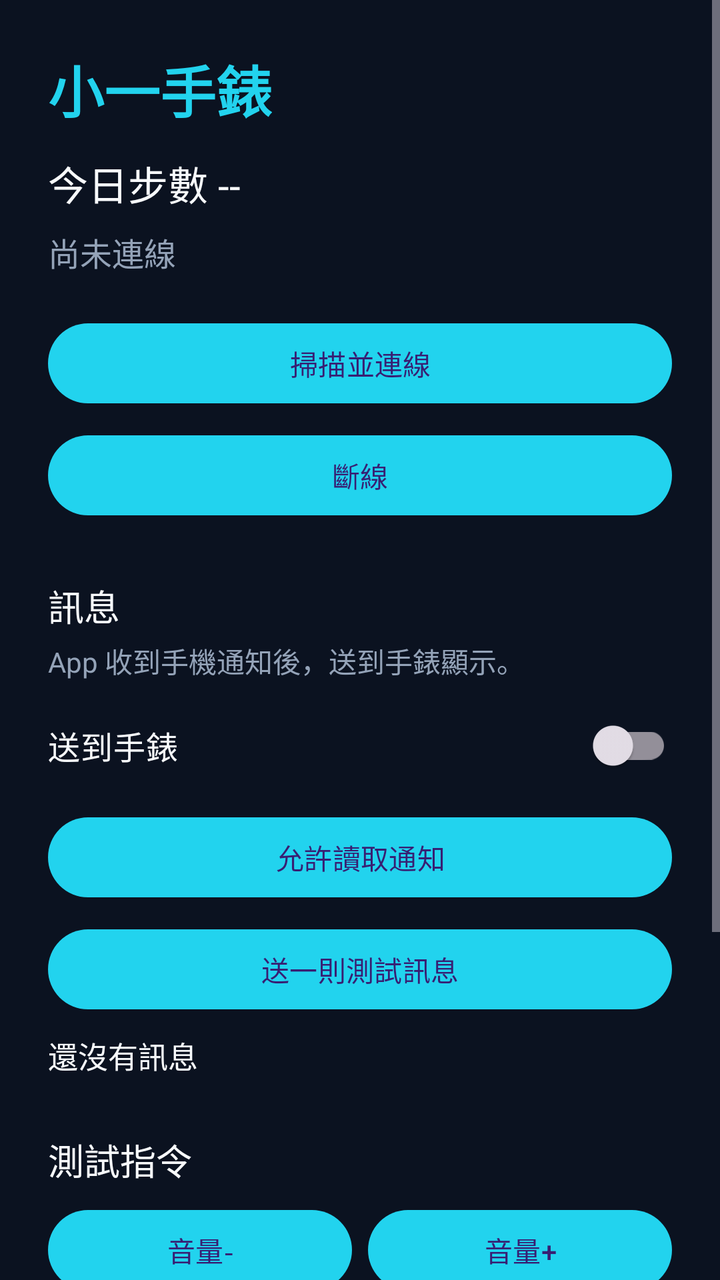
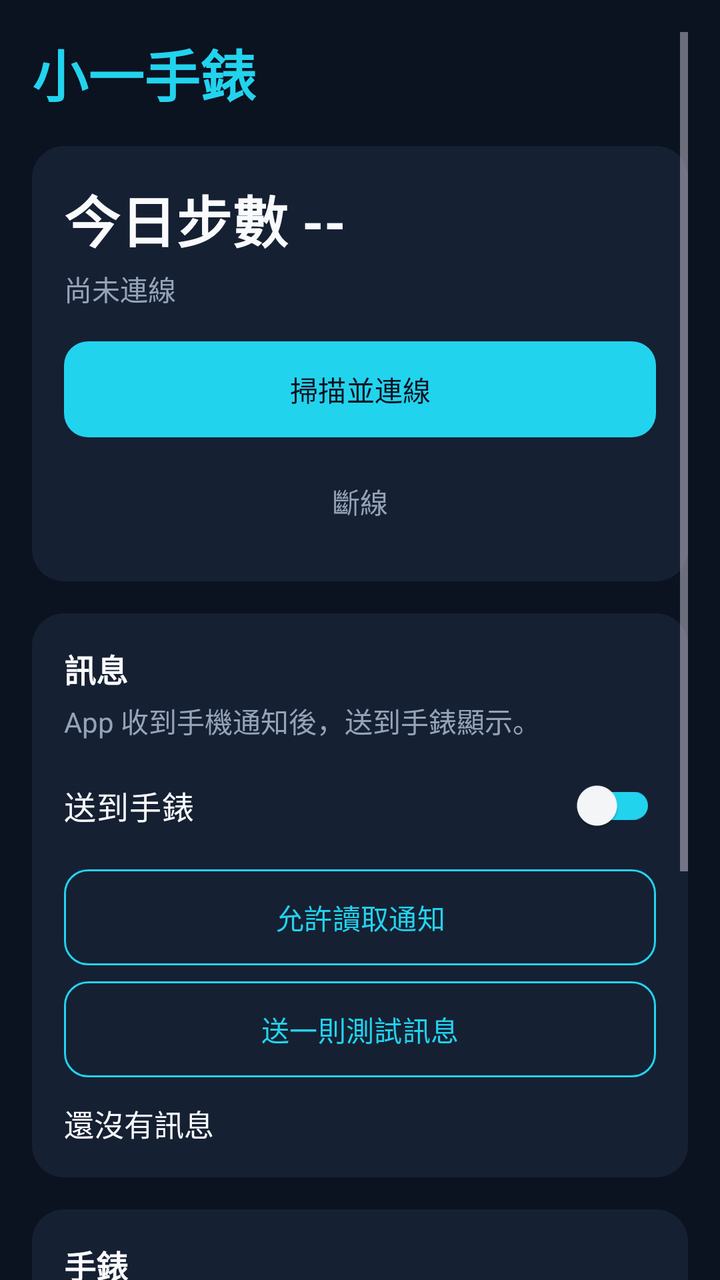

Screens rendered from an Android XML layout before and after an edit, with the pre-edit source and the edit as a unified diff.
<!-- AndroidManifest.xml: application theme Theme.XiaoYiWatch -->
<!-- res/layout/activity_main.xml -->
<?xml version="1.0" encoding="utf-8"?>
<ScrollView xmlns:android="http://schemas.android.com/apk/res/android"
    android:layout_width="match_parent"
    android:layout_height="match_parent"
    android:background="@color/bg"
    android:fillViewport="true">

    <LinearLayout
        android:layout_width="match_parent"
        android:layout_height="wrap_content"
        android:orientation="vertical"
        android:padding="24dp">

        <TextView
            android:layout_width="wrap_content"
            android:layout_height="wrap_content"
            android:text="小一手錶"
            android:textColor="@color/cyan"
            android:textSize="28sp"
            android:textStyle="bold" />

        <TextView
            android:id="@+id/steps"
            android:layout_width="match_parent"
            android:layout_height="wrap_content"
            android:layout_marginTop="12dp"
            android:text="今日步數 --"
            android:textColor="@color/text"
            android:textSize="20sp" />

        <TextView
            android:id="@+id/status"
            android:layout_width="match_parent"
            android:layout_height="wrap_content"
            android:layout_marginTop="8dp"
            android:text="尚未連線"
            android:textColor="@color/muted"
            android:textSize="16sp" />

        <Button
            android:id="@+id/scan"
            android:layout_width="match_parent"
            android:layout_height="wrap_content"
            android:layout_marginTop="20dp"
            android:text="掃描並連線" />

        <Button
            android:id="@+id/disconnect"
            android:layout_width="match_parent"
            android:layout_height="wrap_content"
            android:layout_marginTop="8dp"
            android:text="斷線" />

        <TextView
            android:layout_width="wrap_content"
            android:layout_height="wrap_content"
            android:layout_marginTop="28dp"
            android:text="訊息"
            android:textColor="@color/text"
            android:textSize="18sp" />

        <TextView
            android:layout_width="match_parent"
            android:layout_height="wrap_content"
            android:layout_marginTop="4dp"
            android:text="App 收到手機通知後，送到手錶顯示。"
            android:textColor="@color/muted"
            android:textSize="14sp" />

        <androidx.appcompat.widget.SwitchCompat
            android:id="@+id/fwd"
            android:layout_width="match_parent"
            android:layout_height="wrap_content"
            android:layout_marginTop="8dp"
            android:text="送到手錶"
            android:textColor="@color/text"
            android:textSize="16sp" />

        <Button
            android:id="@+id/allowNotice"
            android:layout_width="match_parent"
            android:layout_height="wrap_content"
            android:layout_marginTop="8dp"
            android:text="允許讀取通知" />

        <Button
            android:id="@+id/testMsg"
            android:layout_width="match_parent"
            android:layout_height="wrap_content"
            android:layout_marginTop="8dp"
            android:text="送一則測試訊息" />

        <TextView
            android:id="@+id/inbox"
            android:layout_width="match_parent"
            android:layout_height="wrap_content"
            android:layout_marginTop="8dp"
            android:text="還沒有訊息"
            android:textColor="@color/text"
            android:textSize="15sp" />

        <TextView
            android:layout_width="wrap_content"
            android:layout_height="wrap_content"
            android:layout_marginTop="28dp"
            android:text="測試指令"
            android:textColor="@color/text"
            android:textSize="18sp" />

        <LinearLayout
            android:layout_width="match_parent"
            android:layout_height="wrap_content"
            android:layout_marginTop="8dp"
            android:orientation="horizontal">

            <Button
                android:id="@+id/volDown"
                android:layout_width="0dp"
                android:layout_height="wrap_content"
                android:layout_weight="1"
                android:text="音量-" />

            <Button
                android:id="@+id/volUp"
                android:layout_width="0dp"
                android:layout_height="wrap_content"
                android:layout_marginStart="8dp"
                android:layout_weight="1"
                android:text="音量+" />
        </LinearLayout>

        <LinearLayout
            android:layout_width="match_parent"
            android:layout_height="wrap_content"
            android:layout_marginTop="8dp"
            android:orientation="horizontal">

            <Button
                android:id="@+id/brightDown"
                android:layout_width="0dp"
                android:layout_height="wrap_content"
                android:layout_weight="1"
                android:text="亮度-" />

            <Button
                android:id="@+id/brightUp"
                android:layout_width="0dp"
                android:layout_height="wrap_content"
                android:layout_marginStart="8dp"
                android:layout_weight="1"
                android:text="亮度+" />
        </LinearLayout>

        <Button
            android:id="@+id/flash"
            android:layout_width="match_parent"
            android:layout_height="wrap_content"
            android:layout_marginTop="8dp"
            android:text="開手電筒" />

        <Button
            android:id="@+id/wake"
            android:layout_width="match_parent"
            android:layout_height="wrap_content"
            android:layout_marginTop="8dp"
            android:text="叫小一" />

        <TextView
            android:id="@+id/log"
            android:layout_width="match_parent"
            android:layout_height="wrap_content"
            android:layout_marginTop="20dp"
            android:text=""
            android:textColor="@color/muted"
            android:textSize="13sp" />
    </LinearLayout>
</ScrollView>
<!-- resources referenced by this layout -->
<resources>
  <color name="bg">#0B1220</color>
  <color name="cyan">#22D3EE</color>
  <color name="muted">#94A3B8</color>
  <color name="text">#F8FAFC</color>
  <style name="Theme.XiaoYiWatch" parent="Theme.Material3.Dark.NoActionBar">
          <item name="android:statusBarColor">@color/bg</item>
          <item name="android:navigationBarColor">@color/bg</item>
          <item name="android:windowBackground">@color/bg</item>
          <item name="colorPrimary">@color/cyan</item>
      </style>
</resources>

<!-- the commit's change to res/layout/activity_main.xml (unified diff, before → after) -->
@@ -3,13 +3,15 @@
     android:layout_width="match_parent"
     android:layout_height="match_parent"
     android:background="@color/bg"
-    android:fillViewport="true">
+    android:clipToPadding="false"
+    android:fillViewport="true"
+    android:fitsSystemWindows="true"
+    android:padding="16dp">
 
     <LinearLayout
         android:layout_width="match_parent"
         android:layout_height="wrap_content"
-        android:orientation="vertical"
-        android:padding="24dp">
+        android:orientation="vertical">
 
         <TextView
             android:layout_width="wrap_content"
@@ -19,157 +21,219 @@
             android:textSize="28sp"
             android:textStyle="bold" />
 
-        <TextView
-            android:id="@+id/steps"
-            android:layout_width="match_parent"
-            android:layout_height="wrap_content"
-            android:layout_marginTop="12dp"
-            android:text="今日步數 --"
-            android:textColor="@color/text"
-            android:textSize="20sp" />
-
-        <TextView
-            android:id="@+id/status"
-            android:layout_width="match_parent"
-            android:layout_height="wrap_content"
-            android:layout_marginTop="8dp"
-            android:text="尚未連線"
-            android:textColor="@color/muted"
-            android:textSize="16sp" />
-
-        <Button
-            android:id="@+id/scan"
-            android:layout_width="match_parent"
-            android:layout_height="wrap_content"
-            android:layout_marginTop="20dp"
-            android:text="掃描並連線" />
-
-        <Button
-            android:id="@+id/disconnect"
-            android:layout_width="match_parent"
-            android:layout_height="wrap_content"
-            android:layout_marginTop="8dp"
-            android:text="斷線" />
-
-        <TextView
-            android:layout_width="wrap_content"
-            android:layout_height="wrap_content"
-            android:layout_marginTop="28dp"
-            android:text="訊息"
-            android:textColor="@color/text"
-            android:textSize="18sp" />
-
-        <TextView
-            android:layout_width="match_parent"
-            android:layout_height="wrap_content"
-            android:layout_marginTop="4dp"
-            android:text="App 收到手機通知後，送到手錶顯示。"
-            android:textColor="@color/muted"
-            android:textSize="14sp" />
-
-        <androidx.appcompat.widget.SwitchCompat
-            android:id="@+id/fwd"
-            android:layout_width="match_parent"
-            android:layout_height="wrap_content"
-            android:layout_marginTop="8dp"
-            android:text="送到手錶"
-            android:textColor="@color/text"
-            android:textSize="16sp" />
-
-        <Button
-            android:id="@+id/allowNotice"
-            android:layout_width="match_parent"
-            android:layout_height="wrap_content"
-            android:layout_marginTop="8dp"
-            android:text="允許讀取通知" />
-
-        <Button
-            android:id="@+id/testMsg"
-            android:layout_width="match_parent"
-            android:layout_height="wrap_content"
-            android:layout_marginTop="8dp"
-            android:text="送一則測試訊息" />
-
-        <TextView
-            android:id="@+id/inbox"
-            android:layout_width="match_parent"
-            android:layout_height="wrap_content"
-            android:layout_marginTop="8dp"
-            android:text="還沒有訊息"
-            android:textColor="@color/text"
-            android:textSize="15sp" />
-
-        <TextView
-            android:layout_width="wrap_content"
-            android:layout_height="wrap_content"
-            android:layout_marginTop="28dp"
-            android:text="測試指令"
-            android:textColor="@color/text"
-            android:textSize="18sp" />
-
         <LinearLayout
             android:layout_width="match_parent"
             android:layout_height="wrap_content"
-            android:layout_marginTop="8dp"
-            android:orientation="horizontal">
-
-            <Button
-                android:id="@+id/volDown"
-                android:layout_width="0dp"
-                android:layout_height="wrap_content"
-                android:layout_weight="1"
-                android:text="音量-" />
-
-            <Button
-                android:id="@+id/volUp"
-                android:layout_width="0dp"
-                android:layout_height="wrap_content"
-                android:layout_marginStart="8dp"
-                android:layout_weight="1"
-                android:text="音量+" />
+            android:layout_marginTop="16dp"
+            android:background="@drawable/bg_card"
+            android:orientation="vertical"
+            android:padding="16dp">
+
+            <TextView
+                android:id="@+id/steps"
+                android:layout_width="match_parent"
+                android:layout_height="wrap_content"
+                android:text="今日步數 --"
+                android:textColor="@color/text"
+                android:textSize="28sp"
+                android:textStyle="bold" />
+
+            <TextView
+                android:id="@+id/status"
+                android:layout_width="match_parent"
+                android:layout_height="wrap_content"
+                android:layout_marginTop="4dp"
+                android:text="尚未連線"
+                android:textColor="@color/muted"
+                android:textSize="14sp" />
+
+            <com.google.android.material.button.MaterialButton
+                android:id="@+id/scan"
+                style="@style/Widget.XiaoYi.Button"
+                android:layout_width="match_parent"
+                android:layout_height="wrap_content"
+                android:layout_marginTop="16dp"
+                android:text="掃描並連線" />
+
+            <com.google.android.material.button.MaterialButton
+                android:id="@+id/disconnect"
+                style="@style/Widget.XiaoYi.Button.Text"
+                android:layout_width="match_parent"
+                android:layout_height="wrap_content"
+                android:layout_marginTop="8dp"
+                android:text="斷線" />
         </LinearLayout>
 
         <LinearLayout
             android:layout_width="match_parent"
             android:layout_height="wrap_content"
-            android:layout_marginTop="8dp"
-            android:orientation="horizontal">
-
-            <Button
-                android:id="@+id/brightDown"
-                android:layout_width="0dp"
-                android:layout_height="wrap_content"
-                android:layout_weight="1"
-                android:text="亮度-" />
-
-            <Button
-                android:id="@+id/brightUp"
-                android:layout_width="0dp"
-                android:layout_height="wrap_content"
-                android:layout_marginStart="8dp"
-                android:layout_weight="1"
-                android:text="亮度+" />
+            android:layout_marginTop="16dp"
+            android:background="@drawable/bg_card"
+            android:orientation="vertical"
+            android:padding="16dp">
+
+            <TextView
+                android:layout_width="wrap_content"
+                android:layout_height="wrap_content"
+                android:text="訊息"
+                android:textColor="@color/text"
+                android:textSize="16sp"
+                android:textStyle="bold" />
+
+            <TextView
+                android:layout_width="match_parent"
+                android:layout_height="wrap_content"
+                android:layout_marginTop="4dp"
+                android:text="App 收到手機通知後，送到手錶顯示。"
+                android:textColor="@color/muted"
+                android:textSize="14sp" />
+
+            <androidx.appcompat.widget.SwitchCompat
+                android:id="@+id/fwd"
+                android:layout_width="match_parent"
+                android:layout_height="wrap_content"
+                android:layout_marginTop="8dp"
+                android:minHeight="48dp"
+                android:text="送到手錶"
+                android:textColor="@color/text"
+                android:textSize="16sp" />
+
+            <com.google.android.material.button.MaterialButton
+                android:id="@+id/allowNotice"
+                style="@style/Widget.XiaoYi.Button.Outlined"
+                android:layout_width="match_parent"
+                android:layout_height="wrap_content"
+                android:layout_marginTop="8dp"
+                android:text="允許讀取通知" />
+
+            <com.google.android.material.button.MaterialButton
+                android:id="@+id/testMsg"
+                style="@style/Widget.XiaoYi.Button.Outlined"
+                android:layout_width="match_parent"
+                android:layout_height="wrap_content"
+                android:layout_marginTop="8dp"
+                android:text="送一則測試訊息" />
+
+            <TextView
+                android:id="@+id/inbox"
+                android:layout_width="match_parent"
+                android:layout_height="wrap_content"
+                android:layout_marginTop="12dp"
+                android:text="還沒有訊息"
+                android:textColor="@color/text"
+                android:textSize="15sp" />
         </LinearLayout>
 
-        <Button
-            android:id="@+id/flash"
-            android:layout_width="match_parent"
-            android:layout_height="wrap_content"
-            android:layout_marginTop="8dp"
-            android:text="開手電筒" />
-
-        <Button
-            android:id="@+id/wake"
-            android:layout_width="match_parent"
-            android:layout_height="wrap_content"
-            android:layout_marginTop="8dp"
-            android:text="叫小一" />
+        <LinearLayout
+            android:layout_width="match_parent"
+            android:layout_height="wrap_content"
+            android:layout_marginTop="16dp"
+            android:background="@drawable/bg_card"
+            android:orientation="vertical"
+            android:padding="16dp">
+
+            <TextView
+                android:layout_width="wrap_content"
+                android:layout_height="wrap_content"
+                android:text="手錶"
+                android:textColor="@color/text"
+                android:textSize="16sp"
+                android:textStyle="bold" />
+
+            <TextView
+                android:layout_width="wrap_content"
+                android:layout_height="wrap_content"
+                android:layout_marginTop="12dp"
+                android:text="音量"
+                android:textColor="@color/muted"
+                android:textSize="14sp" />
+
+            <LinearLayout
+                android:layout_width="match_parent"
+                android:layout_height="wrap_content"
+                android:layout_marginTop="8dp"
+                android:orientation="horizontal">
+
+                <com.google.android.material.button.MaterialButton
+                    android:id="@+id/volDown"
+                    style="@style/Widget.XiaoYi.Button.Outlined"
+                    android:layout_width="0dp"
+                    android:layout_height="wrap_content"
+                    android:layout_weight="1"
+                    android:text="音量-" />
+
+                <com.google.android.material.button.MaterialButton
+                    android:id="@+id/volUp"
+                    style="@style/Widget.XiaoYi.Button.Outlined"
+                    android:layout_width="0dp"
+                    android:layout_height="wrap_content"
+                    android:layout_marginStart="8dp"
+                    android:layout_weight="1"
+                    android:text="音量+" />
+            </LinearLayout>
+
+            <TextView
+                android:layout_width="wrap_content"
+                android:layout_height="wrap_content"
+                android:layout_marginTop="12dp"
+                android:text="亮度"
+                android:textColor="@color/muted"
+                android:textSize="14sp" />
+
+            <LinearLayout
+                android:layout_width="match_parent"
+                android:layout_height="wrap_content"
+                android:layout_marginTop="8dp"
+                android:orientation="horizontal">
+
+                <com.google.android.material.button.MaterialButton
+                    android:id="@+id/brightDown"
+                    style="@style/Widget.XiaoYi.Button.Outlined"
+                    android:layout_width="0dp"
+                    android:layout_height="wrap_content"
+                    android:layout_weight="1"
+                    android:text="亮度-" />
+
+                <com.google.android.material.button.MaterialButton
+                    android:id="@+id/brightUp"
+                    style="@style/Widget.XiaoYi.Button.Outlined"
+                    android:layout_width="0dp"
+                    android:layout_height="wrap_content"
+                    android:layout_marginStart="8dp"
+                    android:layout_weight="1"
+                    android:text="亮度+" />
+            </LinearLayout>
+
+            <LinearLayout
+                android:layout_width="match_parent"
+                android:layout_height="wrap_content"
+                android:layout_marginTop="8dp"
+                android:orientation="horizontal">
+
+                <com.google.android.material.button.MaterialButton
+                    android:id="@+id/flash"
+                    style="@style/Widget.XiaoYi.Button.Outlined"
+                    android:layout_width="0dp"
+                    android:layout_height="wrap_content"
+                    android:layout_weight="1"
+                    android:text="手電筒" />
+
+                <com.google.android.material.button.MaterialButton
+                    android:id="@+id/wake"
+                    style="@style/Widget.XiaoYi.Button.Outlined"
+                    android:layout_width="0dp"
+                    android:layout_height="wrap_content"
+                    android:layout_marginStart="8dp"
+                    android:layout_weight="1"
+                    android:text="叫小一" />
+            </LinearLayout>
+        </LinearLayout>
 
         <TextView
             android:id="@+id/log"
             android:layout_width="match_parent"
             android:layout_height="wrap_content"
-            android:layout_marginTop="20dp"
+            android:layout_marginTop="16dp"
             android:text=""
             android:textColor="@color/muted"
             android:textSize="13sp" />
<!-- resource entries referenced after the edit -->
@@ -4,11 +4,48 @@
   <color name="cyan">#22D3EE</color>
   <color name="muted">#94A3B8</color>
   <color name="text">#F8FAFC</color>
+  <!-- drawable bg_card (drawable) -->
+  <?xml version="1.0" encoding="utf-8"?>
+  <shape xmlns:android="http://schemas.android.com/apk/res/android"
+      android:shape="rectangle">
+      <solid android:color="@color/card" />
+      <corners android:radius="16dp" />
+  </shape>
+  <style name="Widget.XiaoYi.Button" parent="Widget.Material3.Button">
+          <item name="android:minHeight">48dp</item>
+          <item name="android:insetTop">0dp</item>
+          <item name="android:insetBottom">0dp</item>
+          <item name="android:textColor">@color/bg</item>
+          <item name="backgroundTint">@color/cyan</item>
+          <item name="cornerRadius">12dp</item>
+      </style>
+  <style name="Widget.XiaoYi.Button.Outlined" parent="Widget.Material3.Button.OutlinedButton">
+          <item name="android:minHeight">48dp</item>
+          <item name="android:insetTop">0dp</item>
+          <item name="android:insetBottom">0dp</item>
+          <item name="android:textColor">@color/cyan</item>
+          <item name="backgroundTint">@android:color/transparent</item>
+          <item name="strokeColor">@color/cyan</item>
+          <item name="cornerRadius">12dp</item>
+      </style>
+  <style name="Widget.XiaoYi.Button.Text" parent="Widget.Material3.Button.TextButton">
+          <item name="android:minHeight">48dp</item>
+          <item name="android:insetTop">0dp</item>
+          <item name="android:insetBottom">0dp</item>
+          <item name="android:textColor">@color/muted</item>
+          <item name="backgroundTint">@android:color/transparent</item>
+          <item name="cornerRadius">12dp</item>
+      </style>
   <style name="Theme.XiaoYiWatch" parent="Theme.Material3.Dark.NoActionBar">
           <item name="android:statusBarColor">@color/bg</item>
           <item name="android:navigationBarColor">@color/bg</item>
           <item name="android:windowBackground">@color/bg</item>
           <item name="colorPrimary">@color/cyan</item>
+          <item name="colorOnPrimary">@color/bg</item>
+          <item name="colorSurface">@color/card</item>
+          <item name="colorOnSurface">@color/text</item>
+          <item name="colorOutline">@color/cyan</item>
       </style>
+  <color name="card">#162033</color>
 </resources>
 
